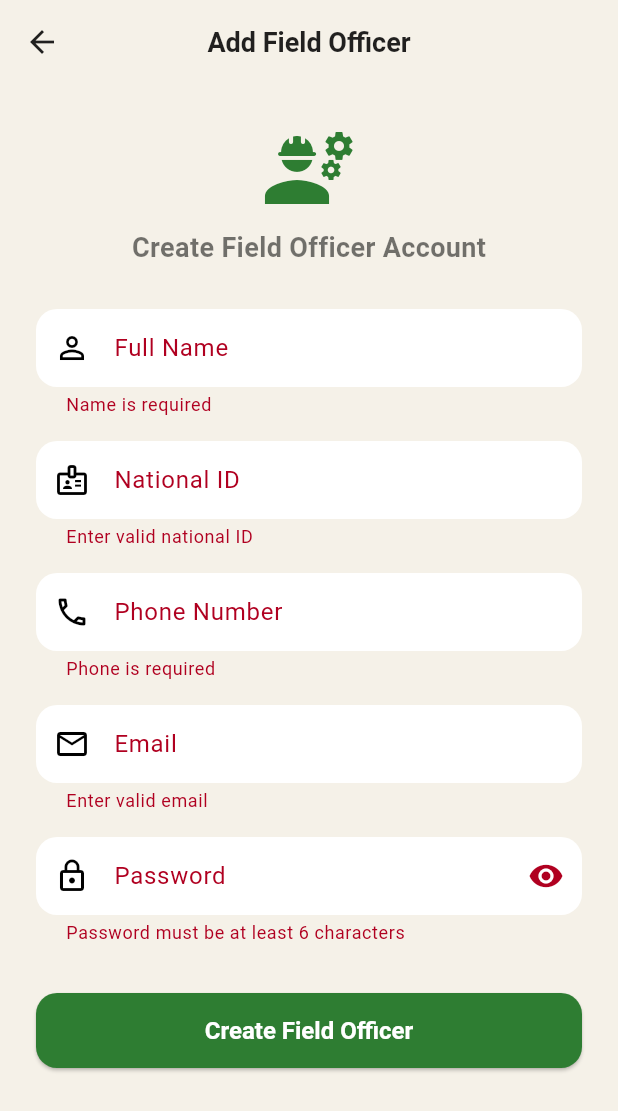
After one commit to Buweid/Municipal, a Flutter app: the AddFOScreen screen opened directly, after a tap on "Create Field Officer", on a phone screen of 412 x 824 dp. The commit adds this screen. Shown: the top 1111 px of the screen. Run offline on Flutter 3.47's test engine with Material 3 defaults, Android fonts, the phone set to English and light mode, and no system bars; our stand-ins replace cloud_firestore, firebase_auth, firebase_core; accounts and stored records are empty; Roboto replaces fonts that are missing (Cairo).

Commit message:
Add files via upload

```diff
--- /dev/null
+++ b/lib/screens/add_fo_screen.dart
@@ -0,0 +1,234 @@
+import 'dart:async';
+import 'package:flutter/material.dart';
+import 'package:firebase_auth/firebase_auth.dart';
+import 'package:cloud_firestore/cloud_firestore.dart';
+import 'package:firebase_core/firebase_core.dart';
+
+class AddFOScreen extends StatefulWidget {
+  const AddFOScreen({super.key});
+
+  @override
+  State<AddFOScreen> createState() => _AddFOScreenState();
+}
+
+class _AddFOScreenState extends State<AddFOScreen> {
+  final _formKey = GlobalKey<FormState>();
+  final _nameController = TextEditingController();
+  final _nationalIdController = TextEditingController();
+  final _phoneController = TextEditingController();
+  final _emailController = TextEditingController();
+  final _passwordController = TextEditingController();
+
+  bool _isLoading = false;
+  bool _obscurePassword = true;
+
+  @override
+  void dispose() {
+    _nameController.dispose();
+    _nationalIdController.dispose();
+    _phoneController.dispose();
+    _emailController.dispose();
+    _passwordController.dispose();
+    super.dispose();
+  }
+
+  Future<void> _createFO() async {
+    if (!_formKey.currentState!.validate()) return;
+    setState(() => _isLoading = true);
+
+    // Secondary app so admin stays logged in
+    FirebaseApp? secondaryApp;
+
+    try {
+      // 1. Create a secondary Firebase app instance
+      secondaryApp = await Firebase.initializeApp(
+        name: 'secondaryApp',
+        options: Firebase.app().options,
+      );
+
+      // 2. Create the FO account using secondary app
+      final secondaryAuth = FirebaseAuth.instanceFor(app: secondaryApp);
+
+      final userCredential = await secondaryAuth
+          .createUserWithEmailAndPassword(
+        email: _emailController.text.trim(),
+        password: _passwordController.text.trim(),
+      ).timeout(const Duration(seconds: 15));
+
+      final newUid = userCredential.user!.uid;
+
+      // 3. Save to Firestore with role: fo
+      await FirebaseFirestore.instance
+          .collection('users')
+          .doc(newUid)
+          .set({
+        'uid': newUid,
+        'name': _nameController.text.trim(),
+        'nationalId': _nationalIdController.text.trim(),
+        'phone': _phoneController.text.trim(),
+        'email': _emailController.text.trim(),
+        'role': 'fo',
+        'createdAt': FieldValue.serverTimestamp(),
+      }).timeout(const Duration(seconds: 10));
+
+      if (!mounted) return;
+
+      ScaffoldMessenger.of(context).showSnackBar(
+        const SnackBar(
+          content: Text("Field Officer created successfully ✅"),
+          backgroundColor: Colors.green,
+        ),
+      );
+
+      // Clear form
+      _nameController.clear();
+      _nationalIdController.clear();
+      _phoneController.clear();
+      _emailController.clear();
+      _passwordController.clear();
+
+    } on TimeoutException {
+      if (!mounted) return;
+      ScaffoldMessenger.of(context).showSnackBar(
+        const SnackBar(
+          content: Text("Request timed out. Try again."),
+          backgroundColor: Colors.red,
+        ),
+      );
+    } on FirebaseAuthException catch (e) {
+      String message = "Failed to create account";
+      if (e.code == 'email-already-in-use') message = "Email already exists";
+      else if (e.code == 'weak-password') message = "Password is too weak";
+      else if (e.code == 'invalid-email') message = "Invalid email format";
+
+      if (!mounted) return;
+      ScaffoldMessenger.of(context).showSnackBar(
+        SnackBar(content: Text(message), backgroundColor: Colors.red),
+      );
+    } catch (e) {
+      if (!mounted) return;
+      ScaffoldMessenger.of(context).showSnackBar(
+        SnackBar(content: Text("Error: $e"), backgroundColor: Colors.red),
+      );
+    } finally {
+      // 4. Always delete secondary app to clean up
+      await secondaryApp?.delete();
+      if (mounted) setState(() => _isLoading = false);
+    }
+  }
+
+  @override
+  Widget build(BuildContext context) {
+    return Scaffold(
+      appBar: AppBar(
+        title: const Text("Add Field Officer"),
+      ),
+      body: SingleChildScrollView(
+        padding: const EdgeInsets.all(24),
+        child: Form(
+          key: _formKey,
+          child: Column(
+            children: [
+              const Icon(Icons.engineering, size: 64, color: Color(0xFF2E7D32)),
+              const SizedBox(height: 8),
+              const Text(
+                "Create Field Officer Account",
+                style: TextStyle(fontSize: 18, fontWeight: FontWeight.w700),
+              ),
+              const SizedBox(height: 28),
+
+              TextFormField(
+                controller: _nameController,
+                decoration: const InputDecoration(
+                  labelText: 'Full Name',
+                  prefixIcon: Icon(Icons.person_outline),
+                ),
+                validator: (v) =>
+                v == null || v.trim().isEmpty ? 'Name is required' : null,
+              ),
+              const SizedBox(height: 16),
+
+              TextFormField(
+                controller: _nationalIdController,
+                keyboardType: TextInputType.number,
+                decoration: const InputDecoration(
+                  labelText: 'National ID',
+                  prefixIcon: Icon(Icons.badge_outlined),
+                ),
+                validator: (v) => v == null || v.trim().length < 8
+                    ? 'Enter valid national ID'
+                    : null,
+              ),
+              const SizedBox(height: 16),
+
+              TextFormField(
+                controller: _phoneController,
+                keyboardType: TextInputType.phone,
+                decoration: const InputDecoration(
+                  labelText: 'Phone Number',
+                  prefixIcon: Icon(Icons.phone_outlined),
+                ),
+                validator: (v) =>
+                v == null || v.trim().isEmpty ? 'Phone is required' : null,
+              ),
+              const SizedBox(height: 16),
+
+              TextFormField(
+                controller: _emailController,
+                keyboardType: TextInputType.emailAddress,
+                decoration: const InputDecoration(
+                  labelText: 'Email',
+                  prefixIcon: Icon(Icons.email_outlined),
+                ),
+                validator: (v) =>
+                v == null || !v.contains('@') ? 'Enter valid email' : null,
+              ),
+              const SizedBox(height: 16),
+
+              TextFormField(
+                controller: _passwordController,
+                obscureText: _obscurePassword,
+                decoration: InputDecoration(
+                  labelText: 'Password',
+                  prefixIcon: const Icon(Icons.lock_outline),
+                  suffixIcon: IconButton(
+                    icon: Icon(_obscurePassword
+                        ? Icons.visibility
+                        : Icons.visibility_off),
+                    onPressed: () =>
+                        setState(() => _obscurePassword = !_obscurePassword),
+                  ),
+                ),
+                validator: (v) => v == null || v.length < 6
+                    ? 'Password must be at least 6 characters'
+                    : null,
+              ),
+              const SizedBox(height: 32),
+
+              SizedBox(
+                width: double.infinity,
+                height: 50,
+                child: ElevatedButton(
+                  onPressed: _isLoading ? null : _createFO,
+                  child: _isLoading
+                      ? const SizedBox(
+                    width: 22,
+                    height: 22,
+                    child: CircularProgressIndicator(
+                      color: Colors.white,
+                      strokeWidth: 2.5,
+                    ),
+                  )
+                      : const Text(
+                    "Create Field Officer",
+                    style: TextStyle(fontSize: 16),
+                  ),
+                ),
+              ),
+            ],
+          ),
+        ),
+      ),
+    );
+  }
+}
--- a/lib/screens/role_router.dart
+++ b/lib/screens/role_router.dart
@@ -1,6 +1,6 @@
 import 'package:flutter/material.dart';
 import 'package:firebase_auth/firebase_auth.dart';
-
+import 'add_fo_screen.dart';
 class RoleRouter extends StatelessWidget {
   final String role;
 
@@ -51,17 +51,28 @@ class AdminPage extends StatelessWidget {
           )
         ],
       ),
-      body: const Center(
+      body: Center(
         child: Column(
           mainAxisAlignment: MainAxisAlignment.center,
           children: [
-            Icon(Icons.admin_panel_settings, size: 80, color: Color(0xFF2E7D32)),
-            SizedBox(height: 16),
-            Text(
+            const Icon(Icons.admin_panel_settings, size: 80, color: Color(0xFF2E7D32)),
+            const SizedBox(height: 16),
+            const Text(
               "Administrator Access",
               style: TextStyle(fontSize: 22, fontWeight: FontWeight.bold),
             ),
-            Text("Manage municipality staff and reports here."),
+            const Text("Manage municipality staff and reports here."),
+            const SizedBox(height: 24), // ← breathing room
+            ElevatedButton.icon(
+              icon: const Icon(Icons.person_add),
+              label: const Text("Add Field Officer"),
+              onPressed: () {
+                Navigator.push(
+                  context,
+                  MaterialPageRoute(builder: (context) => const AddFOScreen()),
+                );
+              },
+            ),
           ],
         ),
       ),
```
